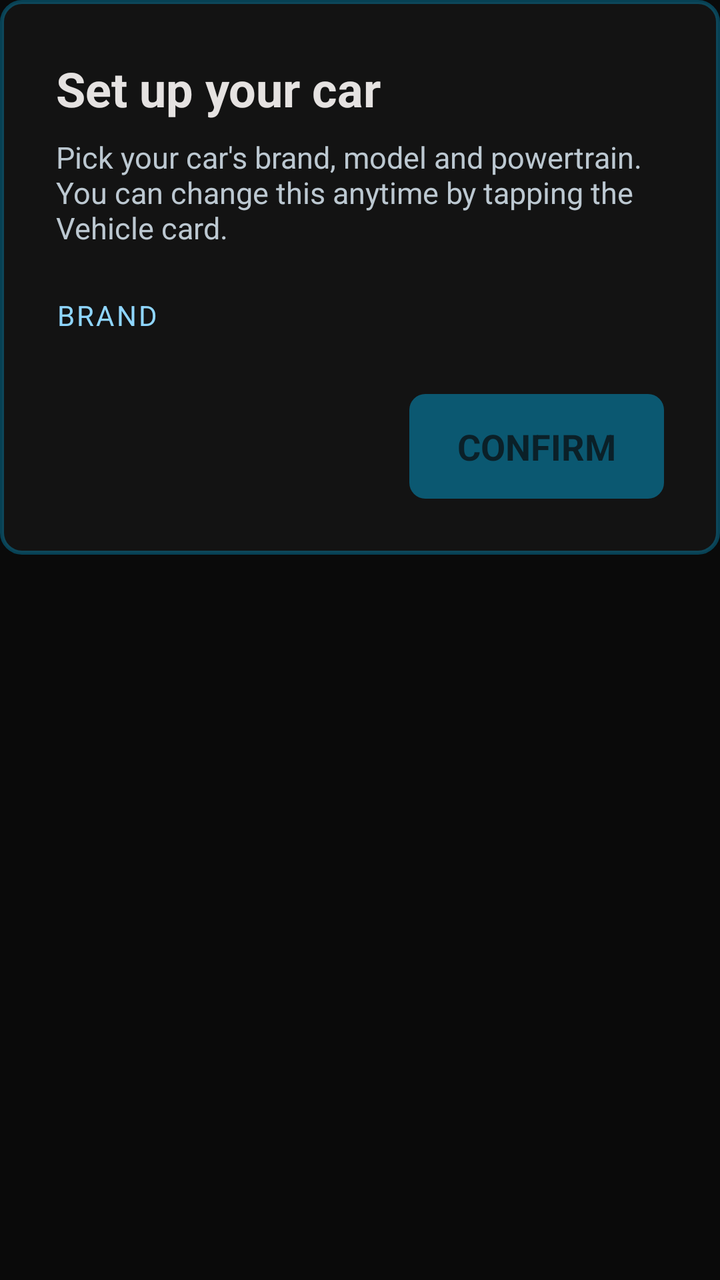
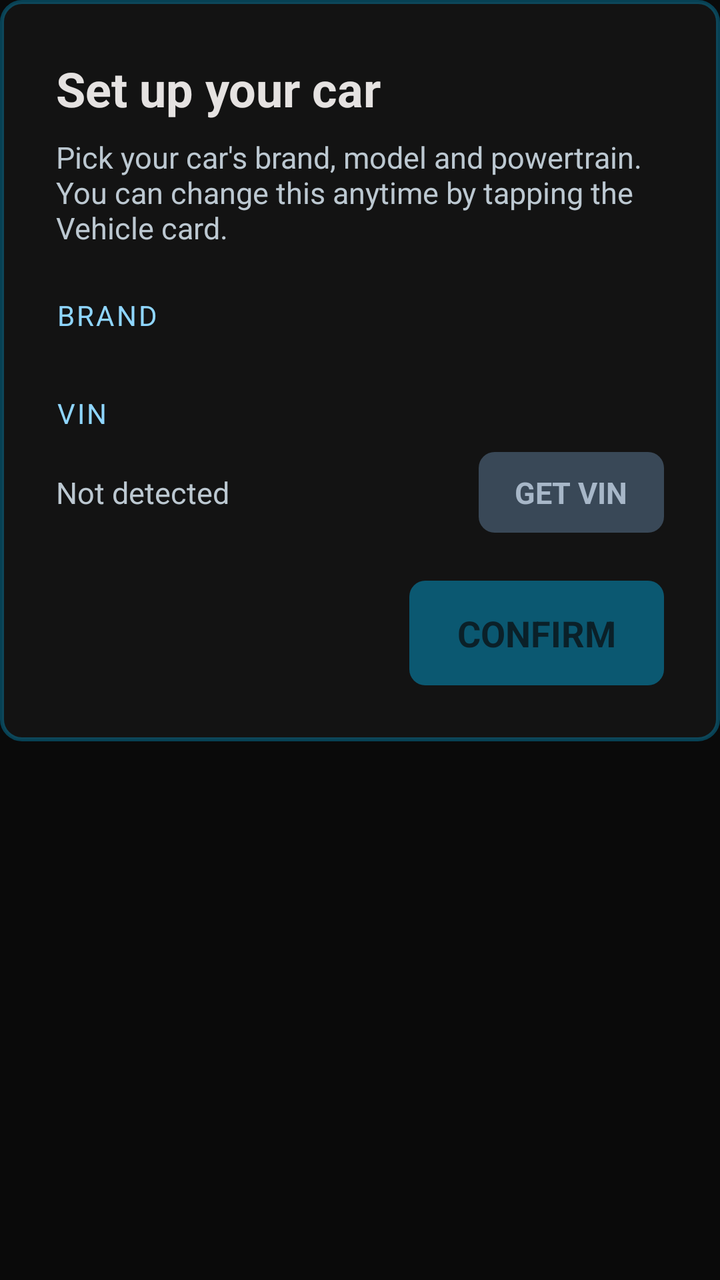

Two renders of the same Android screen: before a commit and after it. Below are the layout's source before the change and the commit's diff.
<!-- AndroidManifest.xml: application theme AppTheme -->
<!-- res/layout/dialog_vehicle_onboarding.xml -->
<?xml version="1.0" encoding="utf-8"?>
<ScrollView xmlns:android="http://schemas.android.com/apk/res/android"
    android:layout_width="match_parent"
    android:layout_height="wrap_content">
    <LinearLayout
        android:layout_width="match_parent"
        android:layout_height="wrap_content"
        android:orientation="vertical"
        android:background="@drawable/glass_card_glow_bg"
        android:padding="28dp">

        <TextView
            android:id="@+id/tv_vehicle_onboarding_title"
            android:layout_width="match_parent"
            android:layout_height="wrap_content"
            android:text="@string/dialog_vehicle_onboarding_title"
            android:textColor="@color/on_surface"
            android:textSize="24sp"
            android:textStyle="bold"
            android:layout_marginBottom="8dp"/>

        <TextView
            android:layout_width="match_parent"
            android:layout_height="wrap_content"
            android:text="@string/dialog_vehicle_onboarding_message"
            android:textColor="@color/on_surface_variant"
            android:textSize="15sp"
            android:layout_marginBottom="24dp"/>

        <TextView
            android:layout_width="match_parent"
            android:layout_height="wrap_content"
            android:text="@string/label_vehicle_brand"
            android:textColor="@color/primary"
            android:textSize="14sp"
            android:letterSpacing="0.08"
            android:layout_marginBottom="10dp"/>
        <LinearLayout
            android:id="@+id/vehicle_brand_container"
            android:layout_width="match_parent"
            android:layout_height="wrap_content"
            android:orientation="horizontal"
            android:layout_marginBottom="20dp"/>

        <TextView
            android:id="@+id/tv_vehicle_model_label"
            android:layout_width="match_parent"
            android:layout_height="wrap_content"
            android:text="@string/label_vehicle_model"
            android:textColor="@color/primary"
            android:textSize="14sp"
            android:letterSpacing="0.08"
            android:layout_marginBottom="10dp"
            android:visibility="gone"/>
        <LinearLayout
            android:id="@+id/vehicle_model_container"
            android:layout_width="match_parent"
            android:layout_height="wrap_content"
            android:orientation="horizontal"
            android:layout_marginBottom="20dp"
            android:visibility="gone"/>

        <TextView
            android:id="@+id/tv_vehicle_powertrain_label"
            android:layout_width="match_parent"
            android:layout_height="wrap_content"
            android:text="@string/label_vehicle_powertrain"
            android:textColor="@color/primary"
            android:textSize="14sp"
            android:letterSpacing="0.08"
            android:layout_marginBottom="10dp"
            android:visibility="gone"/>
        <LinearLayout
            android:id="@+id/vehicle_powertrain_container"
            android:layout_width="match_parent"
            android:layout_height="wrap_content"
            android:orientation="horizontal"
            android:layout_marginBottom="24dp"
            android:visibility="gone"/>

        
        <LinearLayout
            android:id="@+id/vehicle_vin_section"
            android:layout_width="match_parent"
            android:layout_height="wrap_content"
            android:orientation="vertical"
            android:layout_marginBottom="24dp"
            android:visibility="gone">

            <TextView
                android:layout_width="match_parent"
                android:layout_height="wrap_content"
                android:text="@string/label_vehicle_vin"
                android:textColor="@color/primary"
                android:textSize="14sp"
                android:letterSpacing="0.08"
                android:layout_marginBottom="10dp"/>

            <LinearLayout
                android:layout_width="match_parent"
                android:layout_height="wrap_content"
                android:orientation="horizontal"
                android:gravity="center_vertical">

                <TextView
                    android:id="@+id/tv_vehicle_vin_onboarding"
                    android:layout_width="0dp"
                    android:layout_height="wrap_content"
                    android:layout_weight="1"
                    android:text="@string/label_vehicle_vin_unknown"
                    android:textColor="@color/on_surface_variant"
                    android:textSize="15sp"
                    android:layout_marginEnd="12dp"/>

                <TextView
                    android:id="@+id/btn_vehicle_vin_refresh"
                    android:layout_width="wrap_content"
                    android:layout_height="wrap_content"
                    android:text="@string/label_vehicle_vin_refresh"
                    android:background="@drawable/btn_secondary_bg"
                    android:textColor="@color/on_secondary_container"
                    android:textSize="15sp"
                    android:textStyle="bold"
                    android:paddingHorizontal="18dp"
                    android:paddingVertical="10dp"
                    android:clickable="true"
                    android:focusable="true"/>
            </LinearLayout>
        </LinearLayout>

        <LinearLayout
            android:layout_width="match_parent"
            android:layout_height="wrap_content"
            android:orientation="horizontal"
            android:gravity="end">
            <TextView
                android:id="@+id/btn_vehicle_onboarding_close"
                android:layout_width="wrap_content"
                android:layout_height="wrap_content"
                android:text="@string/dialog_btn_close"
                android:background="@drawable/btn_secondary_bg"
                android:textColor="@color/on_secondary_container"
                android:textSize="18sp"
                android:textStyle="bold"
                android:paddingHorizontal="24dp"
                android:paddingVertical="14dp"
                android:layout_marginEnd="12dp"
                android:clickable="true"
                android:focusable="true"
                android:visibility="gone"/>
            <TextView
                android:id="@+id/btn_vehicle_onboarding_confirm"
                android:layout_width="wrap_content"
                android:layout_height="wrap_content"
                android:text="@string/dialog_btn_confirm"
                android:background="@drawable/btn_primary_bg"
                android:textColor="@color/on_primary"
                android:textSize="18sp"
                android:textStyle="bold"
                android:paddingHorizontal="24dp"
                android:paddingVertical="14dp"
                android:alpha="0.4"
                android:clickable="true"
                android:focusable="true"/>
        </LinearLayout>
    </LinearLayout>
</ScrollView>
<!-- resources referenced by this layout -->
<resources>
  <color name="on_primary">#003549</color>
  <color name="on_secondary_container">#A7B7C8</color>
  <color name="on_surface">#E5E2E1</color>
  <color name="on_surface_variant">#BCC8D1</color>
  <color name="primary">#8FD6FF</color>
  <!-- drawable btn_primary_bg (drawable) -->
  <?xml version="1.0" encoding="utf-8"?>
  <shape xmlns:android="http://schemas.android.com/apk/res/android">
      <corners android:radius="8dp"/>
      <solid android:color="@color/primary_container"/>
  </shape>
  <!-- drawable btn_secondary_bg (drawable) -->
  <?xml version="1.0" encoding="utf-8"?>
  <shape xmlns:android="http://schemas.android.com/apk/res/android">
      <corners android:radius="8dp"/>
      <solid android:color="@color/secondary_container"/>
  </shape>
  <!-- drawable glass_card_glow_bg (drawable) -->
  <?xml version="1.0" encoding="utf-8"?>
  <shape xmlns:android="http://schemas.android.com/apk/res/android">
      <corners android:radius="10dp"/>
      <solid android:color="@color/glass_card_fill"/>
      <stroke android:width="2dp" android:color="@color/glass_border_primary"/>
  </shape>
  <string name="dialog_btn_close">CLOSE</string>
  <string name="dialog_btn_confirm">CONFIRM</string>
  <string name="dialog_vehicle_onboarding_message">Pick your car\'s brand, model and powertrain. You can change this anytime by tapping the Vehicle card.</string>
  <string name="dialog_vehicle_onboarding_title">Set up your car</string>
  <string name="label_vehicle_brand">BRAND</string>
  <string name="label_vehicle_model">MODEL</string>
  <string name="label_vehicle_powertrain">POWERTRAIN</string>
  <string name="label_vehicle_vin">VIN</string>
  <string name="label_vehicle_vin_refresh">GET VIN</string>
  <string name="label_vehicle_vin_unknown">Not detected</string>
  <style name="AppTheme" parent="Theme.AppCompat.NoActionBar">
          <item name="android:windowBackground">@color/root_background</item>
          <item name="android:statusBarColor">@color/root_background</item>
          <item name="colorAccent">@color/primary_container</item>
          <item name="colorControlActivated">@color/primary_container</item>
      </style>
  <color name="primary_container">#00BFFF</color>
  <color name="secondary_container">#394857</color>
  <color name="glass_card_fill">#99191919</color>
  <color name="glass_border_primary">#4D00BFFF</color>
  <color name="root_background">#0A0A0A</color>
</resources>

<!-- the commit's change to res/layout/dialog_vehicle_onboarding.xml (unified diff, before → after) -->
@@ -84,8 +84,7 @@
             android:layout_width="match_parent"
             android:layout_height="wrap_content"
             android:orientation="vertical"
-            android:layout_marginBottom="24dp"
-            android:visibility="gone">
+            android:layout_marginBottom="24dp">
 
             <TextView
                 android:layout_width="match_parent"
